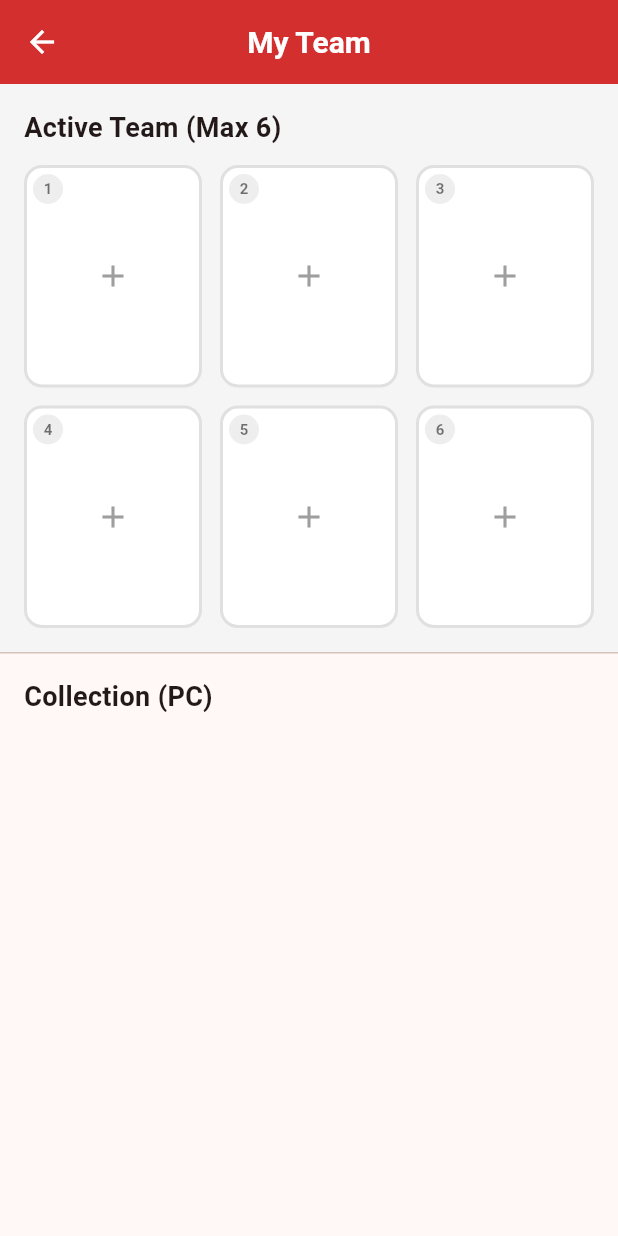
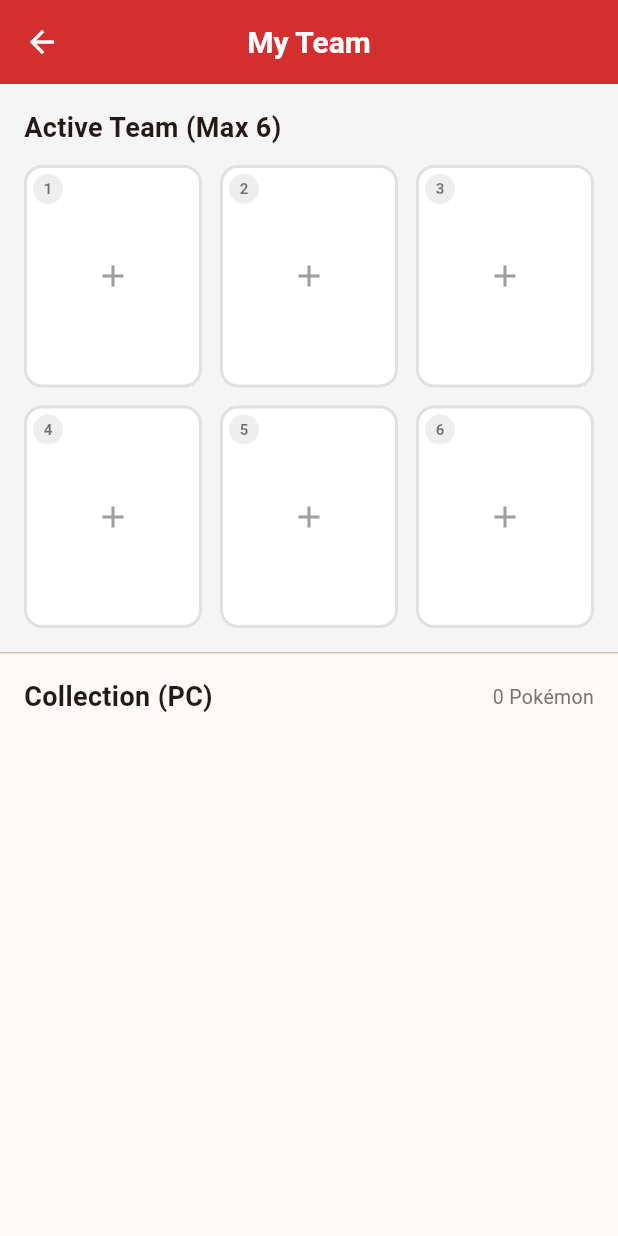
Before and after one commit to Blue-0/PokeClickerLive, a Flutter app: the TeamScreen screen opened directly, on a phone screen of 412 x 824 dp. Run offline on Flutter 3.47's test engine with Material 3 defaults, Android fonts, the phone set to English and light mode, and no system bars; our stand-ins replace cached_network_image, dio, flutter_cache_manager, flutter_riverpod, fpdart, freezed_annotation and 7 more; accounts and stored records are empty; generated files the repository leaves out were written again.

Commit message:
fix: save Pokemon correctly to DB and add pagination
## Backend
- Fix UserPokemon::addPokemon: wrong field names (acquired_at → date_acquired,
  removed non-existent level/experience columns). Pokemon were silently not saved.
  Now uses upsert logic: inserts quantity=1 on first capture, increments on repeat.
- Add limit/offset params to Supabase::from() for PostgREST pagination support.
- Add UserPokemon::getByUserIdPaginated() and update countByUser() to use a
  lightweight DB query (fetches only pokemon_id) instead of loading all rows.
- Paginate GET /api/user/{id}/pokemon: supports ?page=N&limit=N query params,
  response now includes total, total_pages, has_more fields.

## Flutter
- Fix CollectionController::restoreFromCloud: clear local Hive box before
  restoring from cloud to prevent duplicate entries across login sessions.
  Also deduplicates within the server list (same pokemonId → kept once).
- Add CollectionRepository::clearAll() and hasPokemonId() helper methods.
- Add pagination to TeamScreen collection grid: shows 20 items initially,
  "Load more" button reveals the next page — avoids loading hundreds of
  network sprites at once.

https://claude.ai/code/session_011LHVpBpjLUrnxaJ2dAwP61

```diff
--- a/Flutter/lib/src/features/collection/presentation/team_screen.dart
+++ b/Flutter/lib/src/features/collection/presentation/team_screen.dart
@@ -6,13 +6,27 @@ import 'package:pokeclickerlive/src/features/collection/application/team_control
 import 'package:pokeclickerlive/src/features/collection/domain/user_pokemon.dart';
 import 'package:pokeclickerlive/src/features/pokemon/application/pokemon_provider.dart';
 
-class TeamScreen extends ConsumerWidget {
+class TeamScreen extends ConsumerStatefulWidget {
   const TeamScreen({super.key});
 
   @override
-  Widget build(BuildContext context, WidgetRef ref) {
+  ConsumerState<TeamScreen> createState() => _TeamScreenState();
+}
+
+class _TeamScreenState extends ConsumerState<TeamScreen> {
+  /// Number of collection items to display. Grows by [_pageSize] each time
+  /// the user taps "Load more".
+  static const int _pageSize = 20;
+  int _visibleCount = _pageSize;
+
+  @override
+  Widget build(BuildContext context) {
     final teamState = ref.watch(teamControllerProvider);
     final collectionState = ref.watch(collectionControllerProvider);
+
+    final allPokemon = collectionState.ownedPokemon;
+    final visiblePokemon = allPokemon.take(_visibleCount).toList();
+    final hasMore = allPokemon.length > _visibleCount;
 
     return Scaffold(
       appBar: AppBar(
@@ -22,7 +36,7 @@ class TeamScreen extends ConsumerWidget {
       ),
       body: Column(
         children: [
-          // Active Team (6 Slots)
+          // ── Active Team (6 Slots) ──────────────────────────────────────
           Container(
             padding: const EdgeInsets.all(16),
             color: Colors.grey.shade100,
@@ -48,7 +62,6 @@ class TeamScreen extends ConsumerWidget {
                     final pokemonId = index < teamState.activePokemonIds.length
                         ? teamState.activePokemonIds[index]
                         : null;
-
                     return _TeamSlot(pokemonId: pokemonId, index: index);
                   },
                 ),
@@ -58,21 +71,40 @@ class TeamScreen extends ConsumerWidget {
 
           const Divider(height: 1),
 
-          // Collection (Box)
+          // ── Collection (PC) ───────────────────────────────────────────
           Expanded(
             child: Column(
               crossAxisAlignment: CrossAxisAlignment.start,
               children: [
-                const Padding(
-                  padding: EdgeInsets.fromLTRB(16, 16, 16, 8),
-                  child: Text(
+                Padding(
+                  padding: const EdgeInsets.fromLTRB(16, 16, 16, 8),
+                  child: Row(
+                    children: [
+                      Text(
                         'Collection (PC)',
-                    style: TextStyle(fontWeight: FontWeight.bold, fontSize: 18),
+                        style: const TextStyle(
+                          fontWeight: FontWeight.bold,
+                          fontSize: 18,
+                        ),
+                      ),
+                      const Spacer(),
+                      Text(
+                        '${allPokemon.length} Pokémon',
+                        style: TextStyle(
+                          fontSize: 13,
+                          color: Colors.grey.shade600,
+                        ),
+                      ),
+                    ],
                   ),
                 ),
                 Expanded(
-                  child: GridView.builder(
-                    padding: const EdgeInsets.all(16),
+                  child: ListView(
+                    padding: const EdgeInsets.symmetric(horizontal: 16),
+                    children: [
+                      GridView.builder(
+                        shrinkWrap: true,
+                        physics: const NeverScrollableScrollPhysics(),
                         gridDelegate:
                             const SliverGridDelegateWithFixedCrossAxisCount(
                           crossAxisCount: 4,
@@ -80,18 +112,52 @@ class TeamScreen extends ConsumerWidget {
                           mainAxisSpacing: 8,
                           childAspectRatio: 1,
                         ),
-                    itemCount: collectionState.ownedPokemon.length,
+                        itemCount: visiblePokemon.length,
                         itemBuilder: (context, index) {
-                      final userPokemon = collectionState.ownedPokemon[index];
-                      final isActive = teamState.activePokemonIds.contains(
-                        userPokemon.id,
-                      );
-
+                          final userPokemon = visiblePokemon[index];
+                          final isActive = teamState.activePokemonIds
+                              .contains(userPokemon.id);
                           return _CollectionItem(
                             userPokemon: userPokemon,
                             isActive: isActive,
                           );
                         },
+                      ),
+
+                      // ── Load-more button ──────────────────────────────
+                      if (hasMore)
+                        Padding(
+                          padding: const EdgeInsets.symmetric(vertical: 16),
+                          child: Center(
+                            child: OutlinedButton.icon(
+                              onPressed: () {
+                                setState(() {
+                                  _visibleCount += _pageSize;
+                                });
+                              },
+                              icon: const Icon(Icons.expand_more),
+                              label: Text(
+                                'Load more'
+                                ' (${allPokemon.length - _visibleCount} remaining)',
+                              ),
+                            ),
+                          ),
+                        ),
+
+                      if (!hasMore && allPokemon.isNotEmpty)
+                        Padding(
+                          padding: const EdgeInsets.symmetric(vertical: 12),
+                          child: Center(
+                            child: Text(
+                              'All ${allPokemon.length} Pokémon shown',
+                              style: TextStyle(
+                                color: Colors.grey.shade500,
+                                fontSize: 12,
+                              ),
+                            ),
+                          ),
+                        ),
+                    ],
                   ),
                 ),
               ],
```
Also changed, not shown: Flutter/lib/src/features/collection/application/collection_controller.dart (+10 -5 lines), Flutter/lib/src/features/collection/data/collection_repository.dart (+11 -0 lines), 3 other files. Lines whose indentation alone changed are shown as unchanged.
